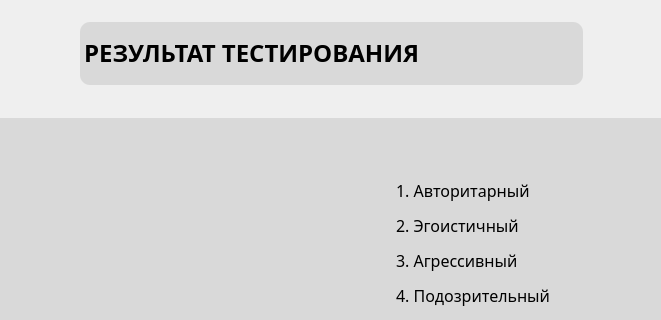
Before: the Qt Designer form ui/auth/UserResultLiriWidget.ui in xamlo721/PsychologyTestApp, drawn with Qt 5; both pictures show x 152 to 813 and y 0 to 320 of the 1000 by 600 pixel window.
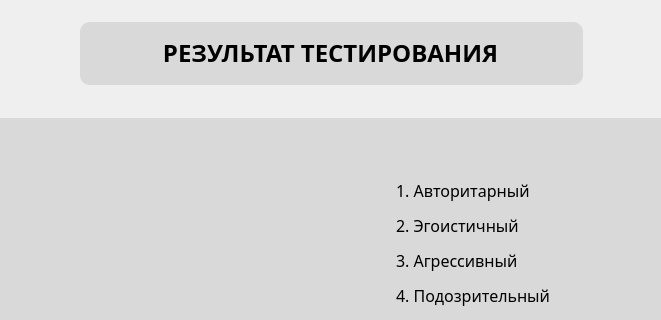
After: the same form once the commit is applied. Icons and pictures are not drawn. Custom widgets are drawn as their Qt base class.

Patch:
```diff
--- a/ui/auth/UserResultLiriWidget.ui
+++ b/ui/auth/UserResultLiriWidget.ui
@@ -167,7 +167,7 @@
 &lt;html&gt;&lt;head&gt;&lt;meta name=&quot;qrichtext&quot; content=&quot;1&quot; /&gt;&lt;style type=&quot;text/css&quot;&gt;
 p, li { white-space: pre-wrap; }
 &lt;/style&gt;&lt;/head&gt;&lt;body style=&quot; font-family:'Montserrat Medium'; font-size:18pt; font-weight:600; font-style:normal;&quot;&gt;
-&lt;p style=&quot; margin-top:12px; margin-bottom:12px; margin-left:0px; margin-right:0px; -qt-block-indent:0; text-indent:0px;&quot;&gt;РЕЗУЛЬТАТ ТЕСТИРОВАНИЯ&lt;/p&gt;&lt;/body&gt;&lt;/html&gt;</string>
+&lt;p align=&quot;center&quot; style=&quot; margin-top:12px; margin-bottom:12px; margin-left:0px; margin-right:0px; -qt-block-indent:0; text-indent:0px;&quot;&gt;РЕЗУЛЬТАТ ТЕСТИРОВАНИЯ&lt;/p&gt;&lt;/body&gt;&lt;/html&gt;</string>
     </property>
    </widget>
   </widget>
```
